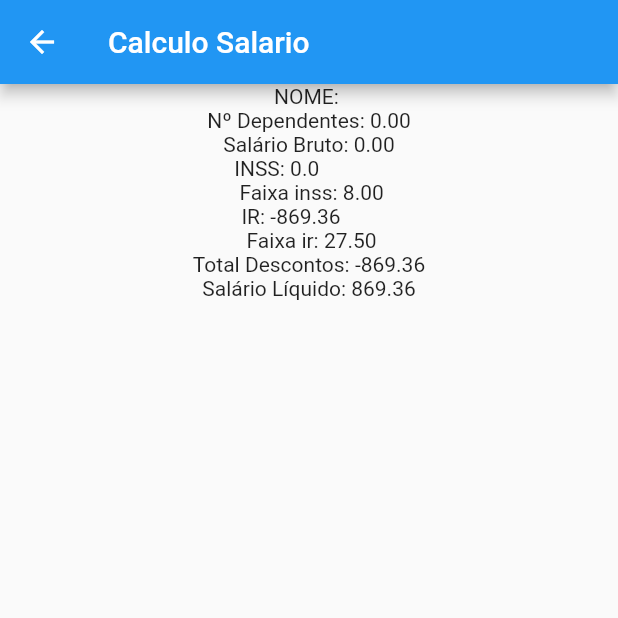
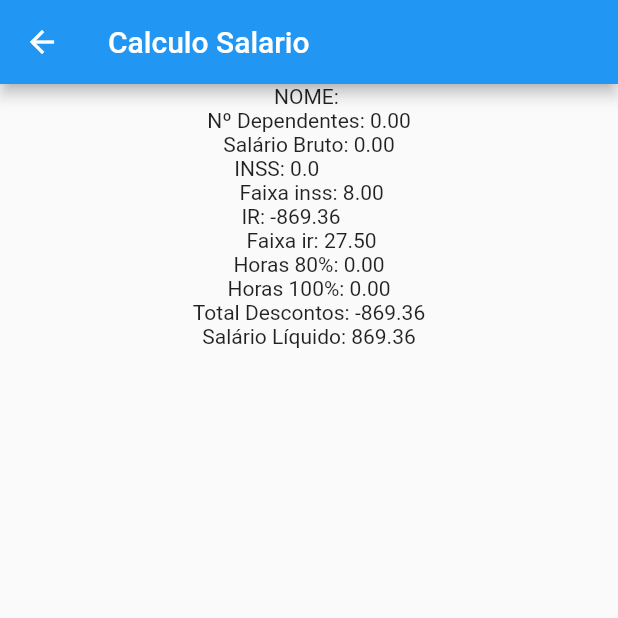
Before and after one commit to mateusconrad/Prova-1-LP3, a Flutter app: the MostraSalario screen opened directly with empty values, on a phone screen of 412 x 824 dp, the top half of it. Run offline on Flutter 3.47's test engine with Material 2 defaults, Android fonts, the phone set to English and light mode, and no system bars.

Commit message:
fixing commit

```diff
--- a/lib/mostraSalario.dart
+++ b/lib/mostraSalario.dart
@@ -4,7 +4,10 @@ class MostraSalario extends StatefulWidget {
   String nomeFuncionario;
   int dependentes;
   double salarioBruto;
-  MostraSalario(this.nomeFuncionario, this.dependentes, this.salarioBruto);
+  double horas80;
+  double horas100;
+  MostraSalario(this.nomeFuncionario, this.dependentes, this.salarioBruto,
+      this.horas80, this.horas100);
 
   @override
   _MostraSalarioState createState() => _MostraSalarioState();
@@ -19,6 +22,8 @@ class _MostraSalarioState extends State<MostraSalario> {
   double deducaoIr=0;
   double descontos=0;
   double valorDependente = 189.59;
+  double horas80;
+  double horas100;
 
   @override
   void initState(){
@@ -26,6 +31,7 @@ class _MostraSalarioState extends State<MostraSalario> {
     calcIr();
     calcTotalDescontos();
     calcSalarioLiquido();
+    calcHoras();
 
   }
 //. to sting as fixer
@@ -42,8 +48,11 @@ class _MostraSalarioState extends State<MostraSalario> {
             Text("Salário Bruto: " + widget.salarioBruto.toStringAsFixed(2)),
             Text("INSS: "+ inss.toString() + "\n Faixa inss: " + faixaInss.toStringAsFixed(2)),
             Text("IR: "+ ir.toString() + "\n Faixa ir: " + faixaIr.toStringAsFixed(2)),
+            Text("Horas 80%: " + horas80.toStringAsFixed(2)),
+            Text("Horas 100%: "+ horas100.toStringAsFixed(2)),
             Text("Total Descontos: " + descontos.toStringAsFixed(2)),
             Text("Salário Líquido: " + salarioLiquido.toStringAsFixed(2)),
+
           ],
         ),
       ),
@@ -108,4 +117,10 @@ class _MostraSalarioState extends State<MostraSalario> {
    }
   }
 
+  void calcHoras(){
+    double valorHora = widget.salarioBruto / 220; // horasmensais
+    horas80 = valorHora * widget.horas80 * 1.5;
+    horas100 = valorHora * widget.horas100* 2;
+
+  }
 }
```
Also changed, not shown: lib/main.dart (+30 -4 lines).
